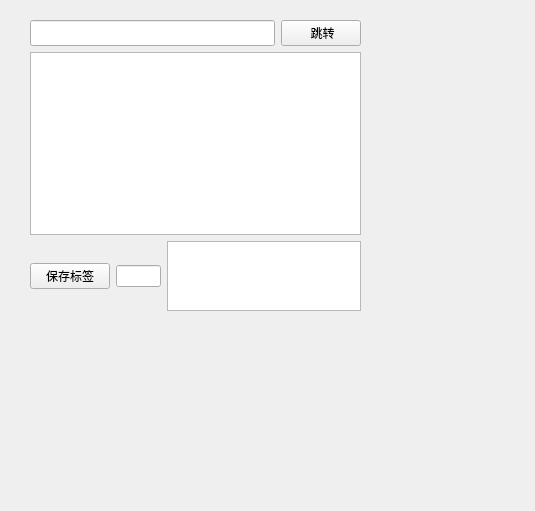
Before: the Qt Designer form WidgetRU.ui in 3548848289/SmartDesk, drawn with Qt 5.
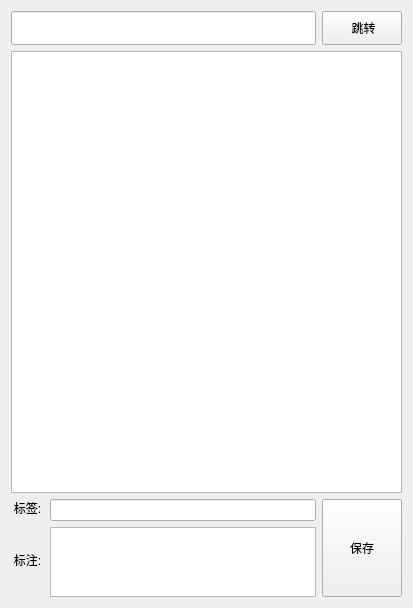
After: the same form once the commit is applied. Icons and pictures are not drawn.

The edit to the form file:
```diff
--- a/WidgetRU.ui
+++ b/WidgetRU.ui
@@ -6,8 +6,8 @@
    <rect>
     <x>0</x>
     <y>0</y>
-    <width>535</width>
-    <height>511</height>
+    <width>413</width>
+    <height>608</height>
    </rect>
   </property>
   <property name="windowTitle">
@@ -16,18 +16,11 @@
   <property name="styleSheet">
    <string notr="true"/>
   </property>
-  <widget class="QWidget" name="verticalLayoutWidget">
-   <property name="geometry">
-    <rect>
-     <x>30</x>
-     <y>20</y>
-     <width>331</width>
-     <height>291</height>
-    </rect>
-   </property>
-   <layout class="QVBoxLayout" name="verticalLayout" stretch="1,9,1">
+  <layout class="QGridLayout" name="gridLayout_2">
+   <item row="0" column="0">
+    <layout class="QVBoxLayout" name="verticalLayout" stretch="1,13,1">
     <item>
-     <layout class="QHBoxLayout" name="horizontalLayout" stretch="5,1">
+      <layout class="QHBoxLayout" name="horizontalLayout" stretch="7,1">
       <property name="spacing">
        <number>6</number>
       </property>
@@ -76,25 +69,75 @@
      </widget>
     </item>
     <item>
-     <layout class="QHBoxLayout" name="horizontalLayout_2">
+      <layout class="QHBoxLayout" name="horizontalLayout_2" stretch="1,8,2">
       <item>
-       <widget class="QPushButton" name="saveButton">
+        <layout class="QVBoxLayout" name="verticalLayout_5" stretch="1,4">
+         <item>
+          <widget class="QLabel" name="label_1">
         <property name="text">
-         <string>保存标签</string>
-        </property>
-       </widget>
-      </item>
+            <string>标签:</string>
+           </property>
+           <property name="pixmap">
+            <pixmap resource="res.qrc">:/usedimage/tag.svg</pixmap>
+           </property>
+           <property name="alignment">
+            <set>Qt::AlignCenter</set>
+           </property>
+          </widget>
+         </item>
+         <item>
+          <widget class="QLabel" name="label_2">
+           <property name="text">
+            <string>标注:</string>
+           </property>
+           <property name="pixmap">
+            <pixmap resource="res.qrc">:/usedimage/edittag.svg</pixmap>
+           </property>
+           <property name="alignment">
+            <set>Qt::AlignCenter</set>
+           </property>
+          </widget>
+         </item>
+        </layout>
+       </item>
+       <item>
+        <layout class="QVBoxLayout" name="verticalLayout_4">
       <item>
        <widget class="QLineEdit" name="tagsLineEdit"/>
       </item>
       <item>
-       <widget class="QTextEdit" name="annotationTextEdit"/>
+          <widget class="QTextEdit" name="annotationTextEdit">
+           <property name="sizePolicy">
+            <sizepolicy hsizetype="Preferred" vsizetype="Preferred">
+             <horstretch>0</horstretch>
+             <verstretch>0</verstretch>
+            </sizepolicy>
+           </property>
+          </widget>
       </item>
      </layout>
     </item>
-   </layout>
-  </widget>
- </widget>
- <resources/>
+       <item>
+        <widget class="QPushButton" name="saveButton">
+         <property name="sizePolicy">
+          <sizepolicy hsizetype="Minimum" vsizetype="Preferred">
+           <horstretch>0</horstretch>
+           <verstretch>0</verstretch>
+          </sizepolicy>
+         </property>
+         <property name="text">
+          <string>保存</string>
+         </property>
+        </widget>
+       </item>
+      </layout>
+     </item>
+    </layout>
+   </item>
+  </layout>
+ </widget>
+ <resources>
+  <include location="res.qrc"/>
+ </resources>
  <connections/>
 </ui>
```
Lines whose indentation alone changed are shown as unchanged.
